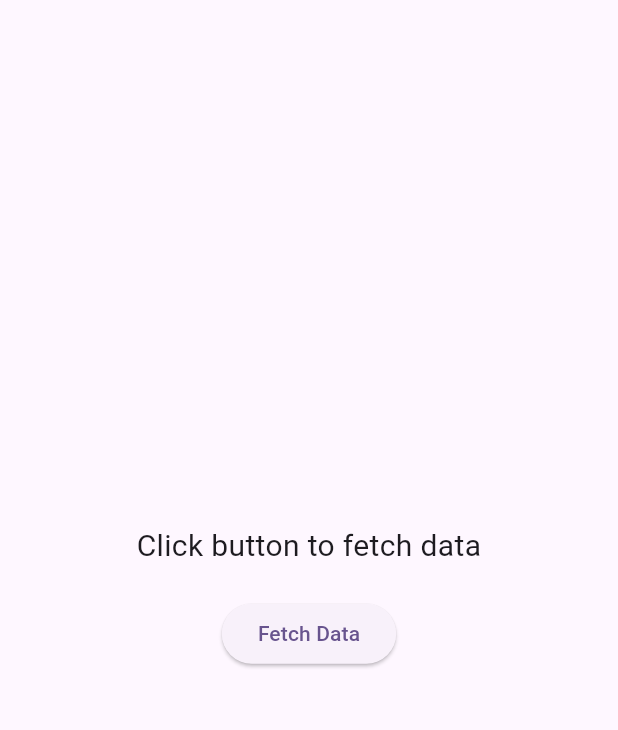
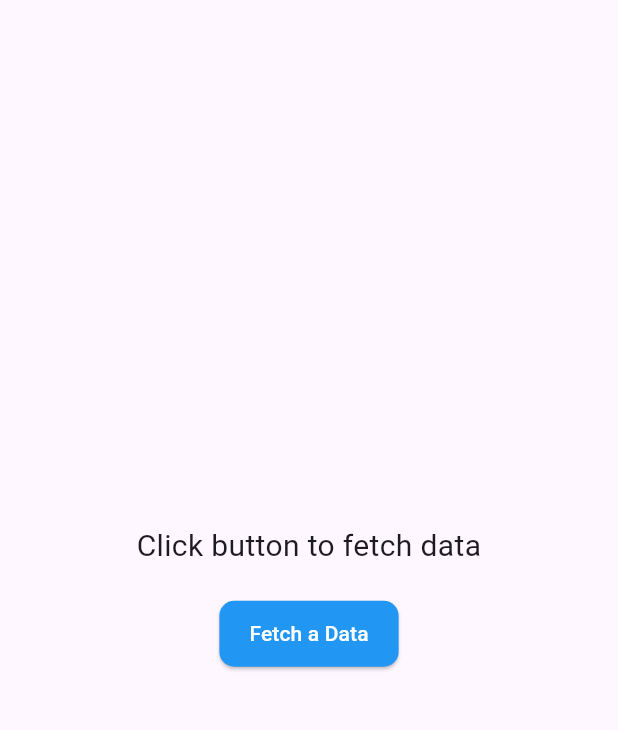
Before and after one commit to Kaviyamurugadass/Flutter_GET_API_Call, a Flutter app: the screen it shows after launch, on a phone screen of 412 x 824 dp, the part 63-793 px from its top. Run offline on Flutter 3.47's test engine with Material 3 defaults, Android fonts, the phone set to English and light mode, and no system bars.

Commit message:
button collr changed

```diff
--- a/lib/main.dart
+++ b/lib/main.dart
@@ -86,7 +86,15 @@ class _MyHomePageState extends State<MyHomePage> {
             const SizedBox(height: 20),
             ElevatedButton(
               onPressed: fetchData,
-              child: const Text('Fetch Data'),
+              style: ElevatedButton.styleFrom(
+                backgroundColor: Colors.blue, // Change button color
+                foregroundColor: Colors.white, // Change text color
+                padding: const EdgeInsets.symmetric(horizontal: 20, vertical: 12), // Button size
+                shape: RoundedRectangleBorder( // Rounded corners
+                  borderRadius: BorderRadius.circular(10),
+                ),
+              ),
+              child: const Text('Fetch a Data'),
             ),
           ],
         ),
```
